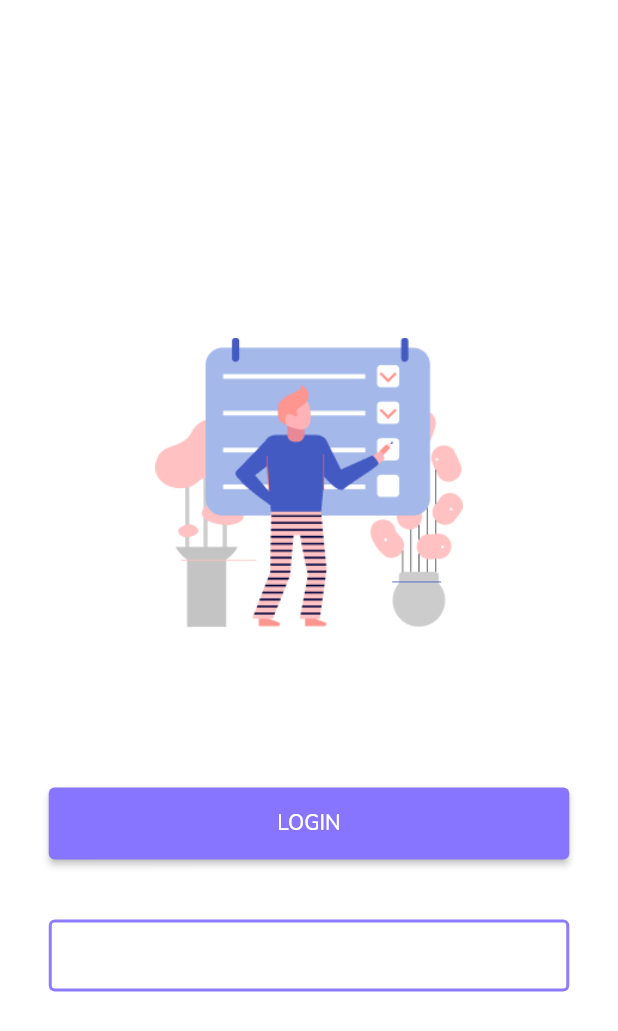
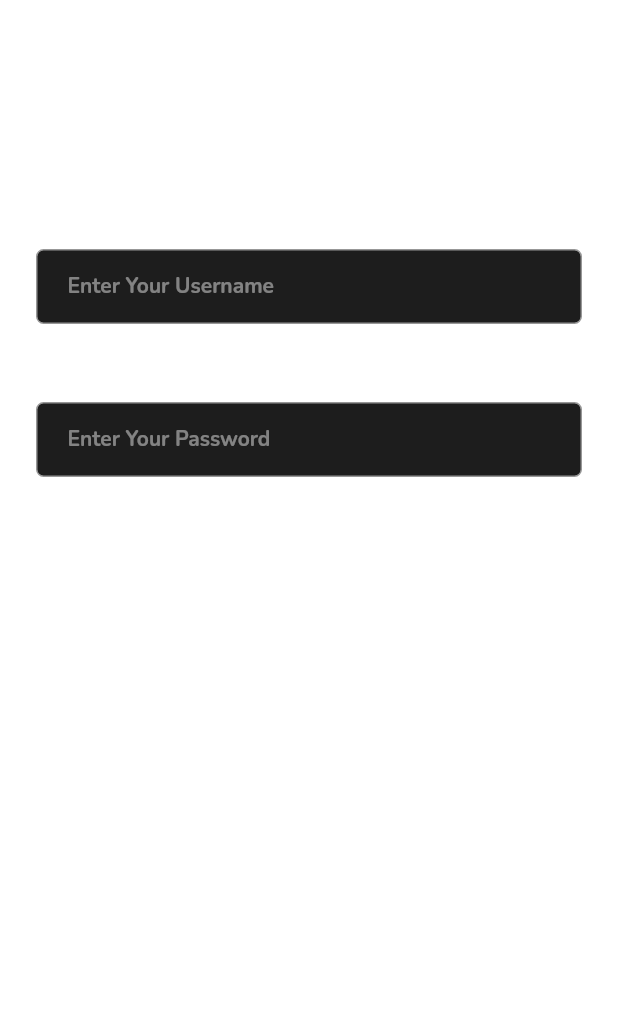
Before and after one commit to Nilav2608/notes_with_firebase, a Flutter app: the screen it shows after launch, on a phone screen of 412 x 824 dp. Shown: the top 1031 px of the screen. Run offline on Flutter 3.47's test engine with Material 2 defaults, Android fonts, the phone set to English and light mode, and no system bars; our stand-ins replace firebase_core, google_fonts; accounts and stored records are empty.

Commit message:
login page

```diff
--- a/lib/view/pages/intro_page.dart
+++ b/lib/view/pages/intro_page.dart
@@ -1,4 +1,6 @@
 import 'package:flutter/material.dart';
+import 'package:notes_with_firebase/view/pages/login_page.dart';
+import 'package:notes_with_firebase/view/utils/loginSignUp_buttons.dart';
 
 class IntroPage extends StatelessWidget {
   const IntroPage({super.key});
@@ -42,16 +44,7 @@ class IntroPage extends StatelessWidget {
               const SizedBox(
                 height: 100,
               ),
-              SizedBox(
-                height: 48,
-                width: 347,
-                child: ElevatedButton(
-                    onPressed: () {},
-                    style: const ButtonStyle(
-                        backgroundColor:
-                            MaterialStatePropertyAll(Color(0xFF8875FF))),
-                    child: const Text("LOGIN")),
-              ),
+              LogInSignUpButton(onPressed: Navigator.push(context, MaterialPageRoute(builder: (context) =>const LogInPage() ,))),
               const SizedBox(
                 height: 40,
               ),
--- /dev/null
+++ b/lib/view/pages/login_page.dart
@@ -0,0 +1,71 @@
+import 'package:flutter/material.dart';
+import 'package:notes_with_firebase/view/utils/text_fields.dart';
+
+class LogInPage extends StatelessWidget {
+  const LogInPage({super.key});
+  @override
+  Widget build(BuildContext context) {
+    TextEditingController emailController = TextEditingController();
+    TextEditingController passwordController = TextEditingController();
+
+    return SafeArea(
+      child: Scaffold(
+        backgroundColor: const Color(0x00121212),
+        body: Padding(
+          padding: const EdgeInsets.symmetric(
+            horizontal: 24.0,
+          ),
+          child: Column(
+            crossAxisAlignment: CrossAxisAlignment.start,
+            children: [
+              const SizedBox(
+                height: 50,
+              ),
+              const Text(
+                "LogIn",
+                style: TextStyle(
+                    color: Colors.white,
+                    fontSize: 32,
+                    fontWeight: FontWeight.bold),
+              ),
+              const SizedBox(
+                height: 40,
+              ),
+              const Text(
+                "Username",
+                style: TextStyle(
+                  color: Colors.white,
+                  fontSize: 16,
+                ),
+              ),
+              const SizedBox(
+                height: 10,
+              ),
+              MyTextField(
+                  controller: emailController,
+                  hint: "Enter Your Username",
+                  obscure: false),
+              const SizedBox(
+                height: 20,
+              ),
+              const Text(
+                "Username",
+                style: TextStyle(
+                  color: Colors.white,
+                  fontSize: 16,
+                ),
+              ),
+              const SizedBox(
+                height: 10,
+              ),
+              MyTextField(
+                  controller: passwordController,
+                  hint: "Enter Your Password",
+                  obscure: true)
+            ],
+          ),
+        ),
+      ),
+    );
+  }
+}
--- /dev/null
+++ b/lib/view/utils/loginSignUp_buttons.dart
@@ -0,0 +1,22 @@
+// ignore: file_names
+import 'package:flutter/material.dart';
+
+class LogInSignUpButton extends StatelessWidget {
+  final VoidCallback? onPressed;
+  const LogInSignUpButton({super.key, required this.onPressed});
+
+  @override
+  Widget build(BuildContext context) {
+    return SizedBox(
+      height: 48,
+      width: 347,
+      child: ElevatedButton(
+          onPressed: () {
+
+          },
+          style: const ButtonStyle(
+              backgroundColor: MaterialStatePropertyAll(Color(0xFF8875FF))),
+          child: const Text("LOGIN")),
+    );
+  }
+}
--- a/lib/view/utils/text_fields.dart
+++ b/lib/view/utils/text_fields.dart
@@ -4,17 +4,77 @@ class MyTextField extends StatelessWidget {
   final TextEditingController controller;
   final String hint;
   final bool obscure;
-  const MyTextField({
-    super.key, required this.controller, required this.hint, required this.obscure});
+  const MyTextField(
+      {super.key,
+      required this.controller,
+      required this.hint,
+      required this.obscure});
 
   @override
   Widget build(BuildContext context) {
-    return TextField(
-      controller: controller,
-      obscureText: obscure,
-      decoration: InputDecoration(
-        hintText: hint
+    return Container(
+      decoration: BoxDecoration(
+          color: const Color(0xFF1D1D1D),
+          borderRadius: BorderRadius.circular(5),
+          border: Border.all(
+            color: const Color(0xFF979797)
+          )
+
+        ),
+      child: Padding(
+        padding: const EdgeInsets.only(left: 20.0),
+        child: TextField(
+          controller: controller,
+          obscureText: obscure,
+          style: const TextStyle(
+              fontSize: 14, fontWeight: FontWeight.bold, color: Colors.white),
+          decoration: InputDecoration(
+            border: InputBorder.none,
+            hintStyle:
+                const TextStyle(color: Color.fromARGB(115, 255, 255, 255)),
+            hintText: hint,
+          ),
+        ),
       ),
     );
+    // TextField(
+    //   controller: controller,
+    //   obscureText: obscure,
+    //   decoration: InputDecoration(
+
+    //       hintText: hint,
+    //       fillColor: Color.fromARGB(0, 98, 179, 69),
+    //       filled: true,
+    //       focusedBorder: const OutlineInputBorder(
+    //           borderSide: BorderSide(color: Color(0x00979797))),
+    //       enabledBorder: OutlineInputBorder(
+    //           borderSide: BorderSide(color: Colors.grey.shade100)),
+    //       hintStyle: TextStyle(color: Colors.grey.shade500)
+    //    ),
+    // );
   }
 }
+
+
+
+//  Container(
+//                           decoration: BoxDecoration(
+//                               color: const Color.fromARGB(255, 62, 62, 85),
+//                               borderRadius: BorderRadius.circular(12)),
+//                           child: Padding(
+//                             padding: const EdgeInsets.only(left: 20.0),
+//                             child: TextField(
+//                               controller: emailController,
+//                               style: GoogleFonts.poppins(
+//                                   fontSize: 14,
+//                                   fontWeight: FontWeight.bold,
+//                                   color: Colors.white),
+//                               decoration: const InputDecoration(
+//                                 border: InputBorder.none,
+//                                 hintStyle: TextStyle(
+//                                     color: Color.fromARGB(115, 255, 255, 255)),
+//                                 hintText: 'Enter your email',
+//                               ),
+//                             ),
+//                           ),
+//                         ),
```
